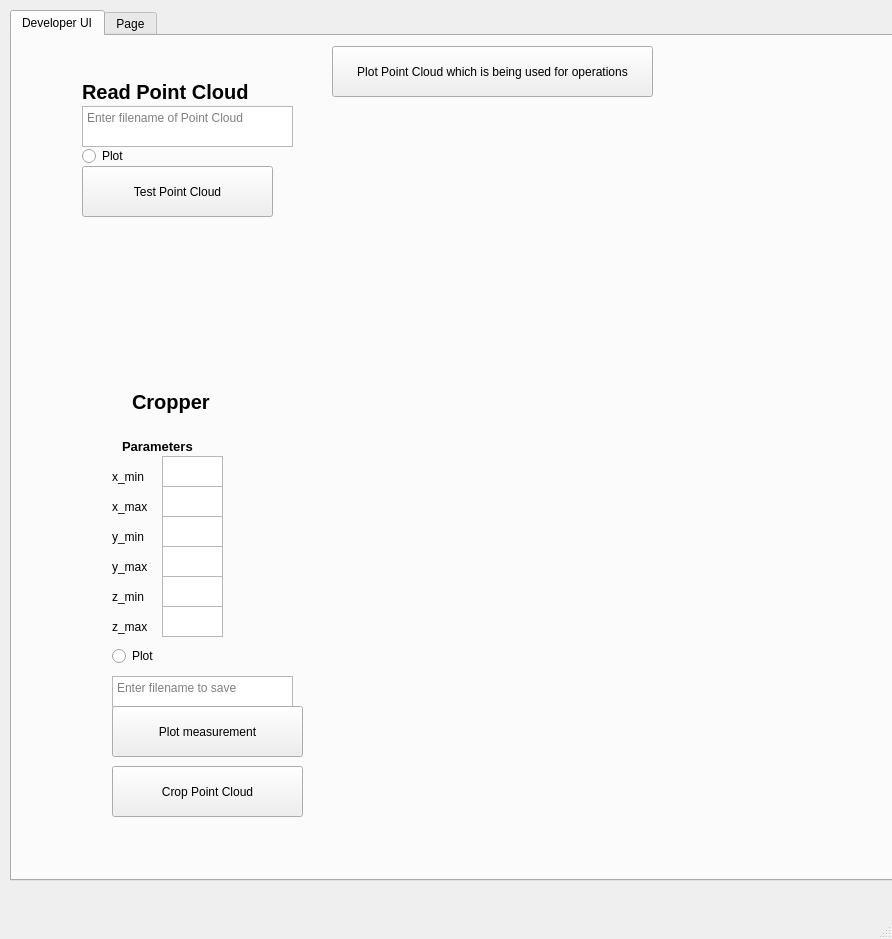
Above: pipelineWatcher.ui from Christoph1998/Wound-Meshing before the change. Below: the same form after it.
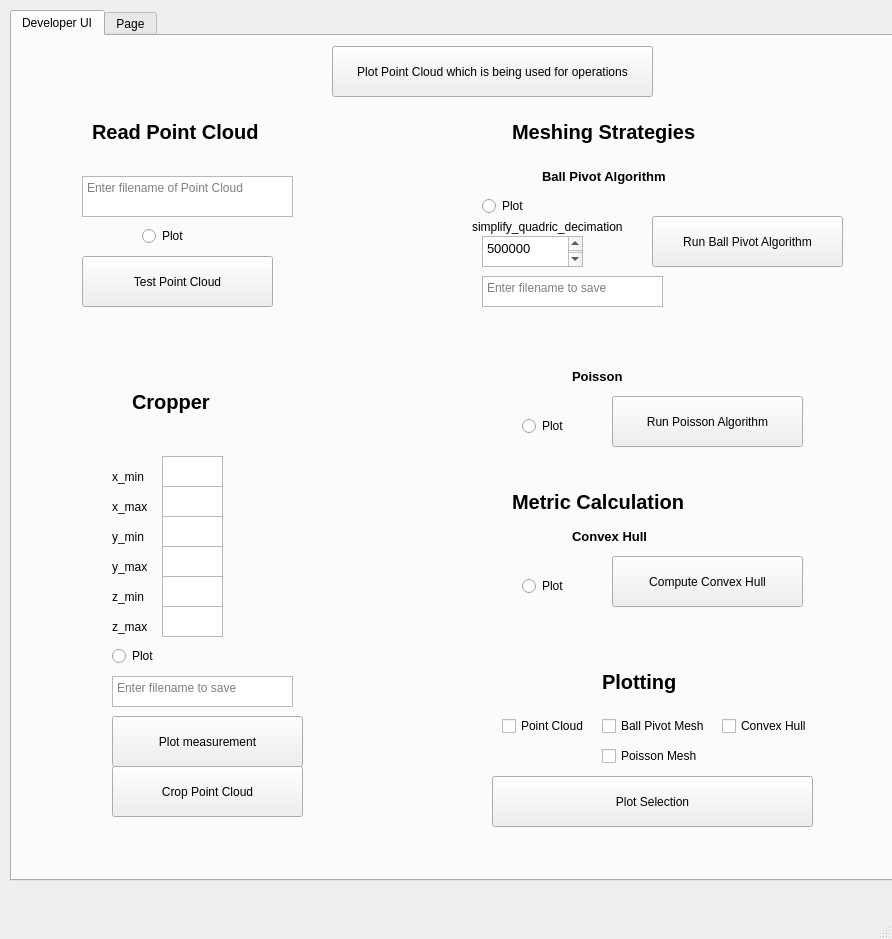
That is the form after the change.

Diff of the .ui file:
```diff
--- a/pipelineWatcher.ui
+++ b/pipelineWatcher.ui
@@ -144,9 +144,9 @@
      <widget class="QLabel" name="label_9">
       <property name="geometry">
        <rect>
-        <x>110</x>
-        <y>400</y>
-        <width>91</width>
+        <x>530</x>
+        <y>130</y>
+        <width>141</width>
         <height>21</height>
        </rect>
       </property>
@@ -158,7 +158,7 @@
        </font>
       </property>
       <property name="text">
-       <string>Parameters</string>
+       <string>Ball Pivot Algorithm</string>
       </property>
      </widget>
      <widget class="QTextEdit" name="tE_filename_cropping">
@@ -190,8 +190,8 @@
      <widget class="QLabel" name="label_10">
       <property name="geometry">
        <rect>
-        <x>70</x>
-        <y>40</y>
+        <x>80</x>
+        <y>80</y>
         <width>181</width>
         <height>31</height>
        </rect>
@@ -211,7 +211,7 @@
       <property name="geometry">
        <rect>
         <x>70</x>
-        <y>70</y>
+        <y>140</y>
         <width>211</width>
         <height>41</height>
        </rect>
@@ -224,7 +224,7 @@
       <property name="geometry">
        <rect>
         <x>70</x>
-        <y>130</y>
+        <y>220</y>
         <width>191</width>
         <height>51</height>
        </rect>
@@ -236,8 +236,8 @@
      <widget class="QRadioButton" name="rB_plotting_read_pcd">
       <property name="geometry">
        <rect>
-        <x>70</x>
-        <y>110</y>
+        <x>130</x>
+        <y>190</y>
         <width>91</width>
         <height>20</height>
        </rect>
@@ -310,7 +310,7 @@
       <property name="geometry">
        <rect>
         <x>100</x>
-        <y>670</y>
+        <y>680</y>
         <width>191</width>
         <height>51</height>
        </rect>
@@ -332,6 +332,293 @@
        <string>Plot Point Cloud which is being used for operations</string>
       </property>
      </widget>
+     <widget class="QPushButton" name="pB_ball_pivot">
+      <property name="geometry">
+       <rect>
+        <x>640</x>
+        <y>180</y>
+        <width>191</width>
+        <height>51</height>
+       </rect>
+      </property>
+      <property name="text">
+       <string>Run Ball Pivot Algorithm</string>
+      </property>
+     </widget>
+     <widget class="QLabel" name="label_11">
+      <property name="geometry">
+       <rect>
+        <x>500</x>
+        <y>80</y>
+        <width>211</width>
+        <height>31</height>
+       </rect>
+      </property>
+      <property name="font">
+       <font>
+        <pointsize>15</pointsize>
+        <weight>75</weight>
+        <bold>true</bold>
+       </font>
+      </property>
+      <property name="text">
+       <string>Meshing Strategies</string>
+      </property>
+     </widget>
+     <widget class="QRadioButton" name="rB_plotting_bpa">
+      <property name="geometry">
+       <rect>
+        <x>470</x>
+        <y>160</y>
+        <width>91</width>
+        <height>20</height>
+       </rect>
+      </property>
+      <property name="text">
+       <string>Plot</string>
+      </property>
+     </widget>
+     <widget class="QTextEdit" name="tE_filename_bpa">
+      <property name="geometry">
+       <rect>
+        <x>470</x>
+        <y>240</y>
+        <width>181</width>
+        <height>31</height>
+       </rect>
+      </property>
+      <property name="placeholderText">
+       <string>Enter filename to save</string>
+      </property>
+     </widget>
+     <widget class="QLabel" name="label_3">
+      <property name="geometry">
+       <rect>
+        <x>460</x>
+        <y>180</y>
+        <width>191</width>
+        <height>21</height>
+       </rect>
+      </property>
+      <property name="text">
+       <string>simplify_quadric_decimation</string>
+      </property>
+     </widget>
+     <widget class="QTextEdit" name="tE_sqm">
+      <property name="geometry">
+       <rect>
+        <x>470</x>
+        <y>200</y>
+        <width>101</width>
+        <height>31</height>
+       </rect>
+      </property>
+      <property name="html">
+       <string>&lt;!DOCTYPE HTML PUBLIC &quot;-//W3C//DTD HTML 4.0//EN&quot; &quot;http://www.w3.org/TR/REC-html40/strict.dtd&quot;&gt;
+&lt;html&gt;&lt;head&gt;&lt;meta name=&quot;qrichtext&quot; content=&quot;1&quot; /&gt;&lt;style type=&quot;text/css&quot;&gt;
+p, li { white-space: pre-wrap; }
+&lt;/style&gt;&lt;/head&gt;&lt;body style=&quot; font-family:'MS Shell Dlg 2'; font-size:9.75pt; font-weight:400; font-style:normal;&quot;&gt;
+&lt;p style=&quot; margin-top:0px; margin-bottom:0px; margin-left:0px; margin-right:0px; -qt-block-indent:0; text-indent:0px;&quot;&gt;500000&lt;/p&gt;
+&lt;p style=&quot;-qt-paragraph-type:empty; margin-top:0px; margin-bottom:0px; margin-left:0px; margin-right:0px; -qt-block-indent:0; text-indent:0px;&quot;&gt;&lt;br /&gt;&lt;/p&gt;&lt;/body&gt;&lt;/html&gt;</string>
+      </property>
+     </widget>
+     <widget class="QLabel" name="label_12">
+      <property name="geometry">
+       <rect>
+        <x>560</x>
+        <y>330</y>
+        <width>141</width>
+        <height>21</height>
+       </rect>
+      </property>
+      <property name="font">
+       <font>
+        <pointsize>10</pointsize>
+        <weight>75</weight>
+        <bold>true</bold>
+       </font>
+      </property>
+      <property name="text">
+       <string>Poisson</string>
+      </property>
+     </widget>
+     <widget class="QPushButton" name="pB_pois">
+      <property name="geometry">
+       <rect>
+        <x>600</x>
+        <y>360</y>
+        <width>191</width>
+        <height>51</height>
+       </rect>
+      </property>
+      <property name="text">
+       <string>Run Poisson Algorithm</string>
+      </property>
+     </widget>
+     <widget class="QRadioButton" name="rB_plotting_pois">
+      <property name="geometry">
+       <rect>
+        <x>510</x>
+        <y>380</y>
+        <width>91</width>
+        <height>20</height>
+       </rect>
+      </property>
+      <property name="text">
+       <string>Plot</string>
+      </property>
+     </widget>
+     <widget class="QLabel" name="label_13">
+      <property name="geometry">
+       <rect>
+        <x>590</x>
+        <y>630</y>
+        <width>101</width>
+        <height>31</height>
+       </rect>
+      </property>
+      <property name="font">
+       <font>
+        <pointsize>15</pointsize>
+        <weight>75</weight>
+        <bold>true</bold>
+       </font>
+      </property>
+      <property name="text">
+       <string>Plotting</string>
+      </property>
+     </widget>
+     <widget class="QPushButton" name="pB_plot_wound">
+      <property name="geometry">
+       <rect>
+        <x>480</x>
+        <y>740</y>
+        <width>321</width>
+        <height>51</height>
+       </rect>
+      </property>
+      <property name="text">
+       <string>Plot Selection</string>
+      </property>
+     </widget>
+     <widget class="QLabel" name="label_14">
+      <property name="geometry">
+       <rect>
+        <x>500</x>
+        <y>450</y>
+        <width>211</width>
+        <height>31</height>
+       </rect>
+      </property>
+      <property name="font">
+       <font>
+        <pointsize>15</pointsize>
+        <weight>75</weight>
+        <bold>true</bold>
+       </font>
+      </property>
+      <property name="text">
+       <string>Metric Calculation</string>
+      </property>
+     </widget>
+     <widget class="QPushButton" name="pB_hull">
+      <property name="geometry">
+       <rect>
+        <x>600</x>
+        <y>520</y>
+        <width>191</width>
+        <height>51</height>
+       </rect>
+      </property>
+      <property name="text">
+       <string>Compute Convex Hull</string>
+      </property>
+     </widget>
+     <widget class="QRadioButton" name="rB_plotting_hull">
+      <property name="geometry">
+       <rect>
+        <x>510</x>
+        <y>540</y>
+        <width>91</width>
+        <height>20</height>
+       </rect>
+      </property>
+      <property name="text">
+       <string>Plot</string>
+      </property>
+     </widget>
+     <widget class="QLabel" name="label_15">
+      <property name="geometry">
+       <rect>
+        <x>560</x>
+        <y>490</y>
+        <width>141</width>
+        <height>21</height>
+       </rect>
+      </property>
+      <property name="font">
+       <font>
+        <pointsize>10</pointsize>
+        <weight>75</weight>
+        <bold>true</bold>
+       </font>
+      </property>
+      <property name="text">
+       <string>Convex Hull</string>
+      </property>
+     </widget>
+     <widget class="QCheckBox" name="cB_pcd_plot">
+      <property name="geometry">
+       <rect>
+        <x>490</x>
+        <y>680</y>
+        <width>91</width>
+        <height>20</height>
+       </rect>
+      </property>
+      <property name="text">
+       <string>Point Cloud</string>
+      </property>
+     </widget>
+     <widget class="QCheckBox" name="cB_bpa_plot">
+      <property name="geometry">
+       <rect>
+        <x>590</x>
+        <y>680</y>
+        <width>121</width>
+        <height>20</height>
+       </rect>
+      </property>
+      <property name="text">
+       <string>Ball Pivot Mesh</string>
+      </property>
+     </widget>
+     <widget class="QCheckBox" name="cB_hull_plot">
+      <property name="geometry">
+       <rect>
+        <x>710</x>
+        <y>680</y>
+        <width>91</width>
+        <height>20</height>
+       </rect>
+      </property>
+      <property name="text">
+       <string>Convex Hull</string>
+      </property>
+     </widget>
+     <widget class="QCheckBox" name="cB_pois_plot">
+      <property name="geometry">
+       <rect>
+        <x>590</x>
+        <y>710</y>
+        <width>111</width>
+        <height>20</height>
+       </rect>
+      </property>
+      <property name="text">
+       <string>Poisson Mesh</string>
+      </property>
+     </widget>
     </widget>
     <widget class="QWidget" name="Depth">
      <attribute name="title">
```
